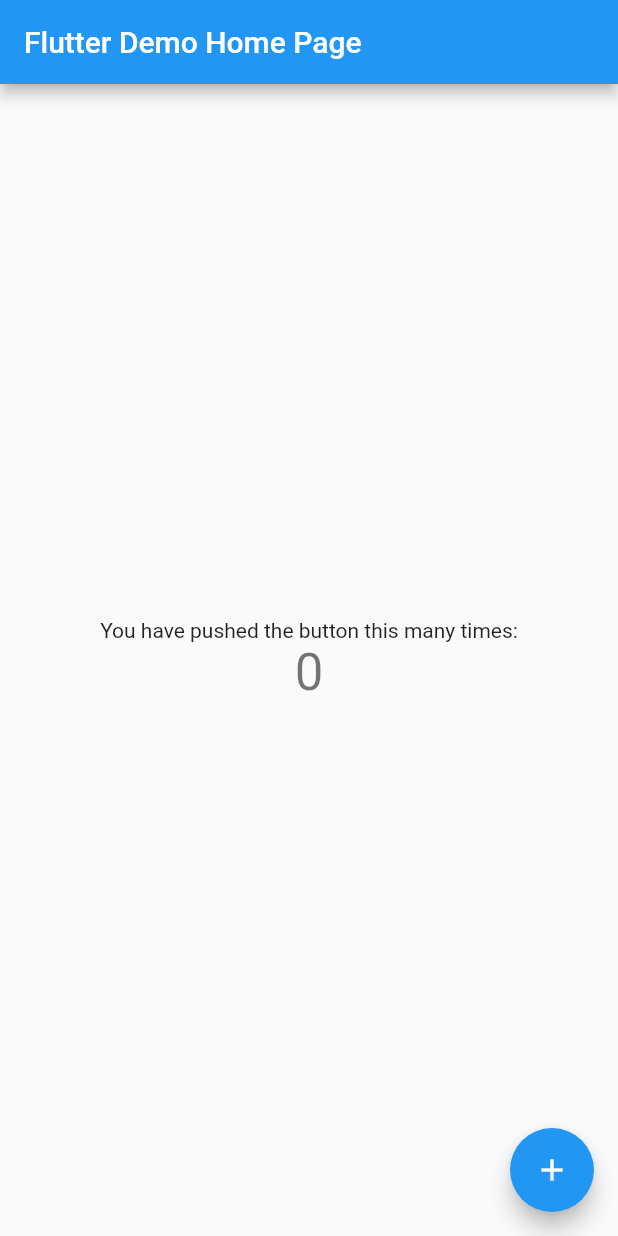
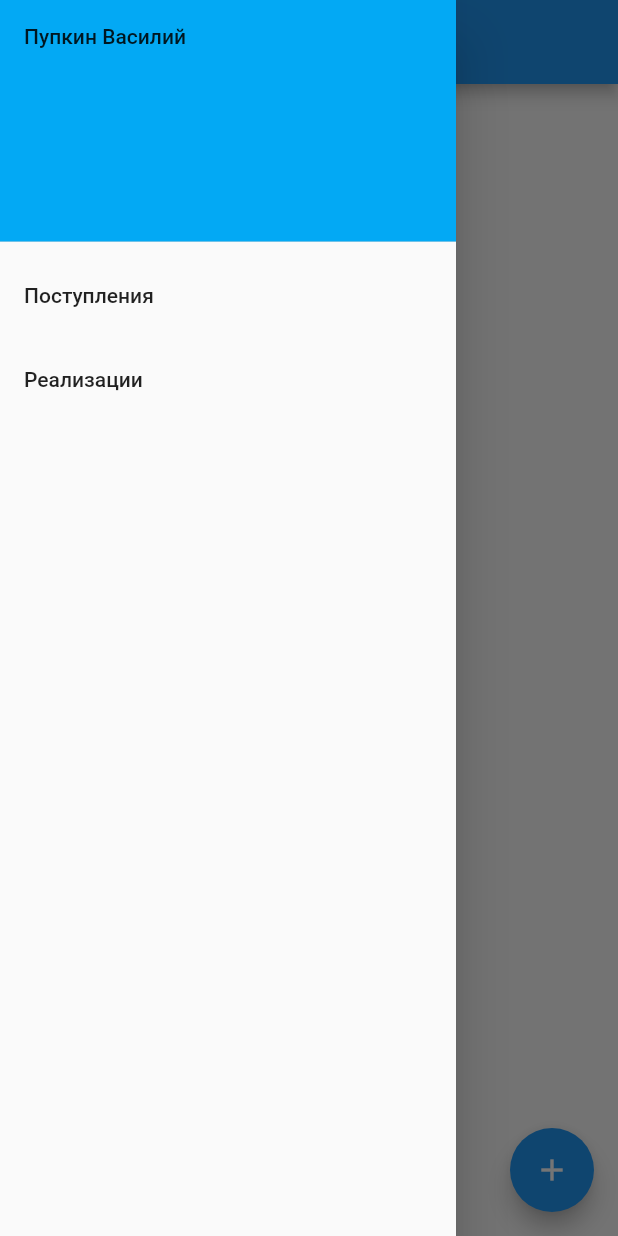
Before and after one commit to gofrom/order, a Flutter app: the screen it shows after launch, with the side drawer open (before the commit the screen has no drawer), on a phone screen of 412 x 824 dp. Run offline on Flutter 3.47's test engine with Material 2 defaults, Android fonts, the phone set to English and light mode, and no system bars.

Commit message:
Начало большого пути

```diff
--- a/lib/main.dart
+++ b/lib/main.dart
@@ -7,7 +7,7 @@ class MyApp extends StatelessWidget {
   @override
   Widget build(BuildContext context) {
     return new MaterialApp(
-      title: 'Flutter Demo',
+      title: 'Человек Кладовщик',
       theme: new ThemeData(
         // This is the theme of your application.
         //
@@ -19,13 +19,13 @@ class MyApp extends StatelessWidget {
         // counter didn't reset back to zero; the application is not restarted.
         primarySwatch: Colors.blue,
       ),
-      home: new MyHomePage(title: 'Flutter Demo Home Page'),
+      home: new MainPage(title: 'Склад'),
     );
   }
 }
 
-class MyHomePage extends StatefulWidget {
-  MyHomePage({Key key, this.title}) : super(key: key);
+class MainPage extends StatefulWidget {
+  MainPage({Key key, this.title}) : super(key: key);
 
   // This widget is the home page of your application. It is stateful, meaning
   // that it has a State object (defined below) that contains fields that affect
@@ -39,10 +39,10 @@ class MyHomePage extends StatefulWidget {
   final String title;
 
   @override
-  _MyHomePageState createState() => new _MyHomePageState();
+  _MainPageState createState() => new _MainPageState();
 }
 
-class _MyHomePageState extends State<MyHomePage> {
+class _MainPageState extends State<MainPage> {
   int _counter = 0;
 
   void _incrementCounter() {
@@ -65,6 +65,34 @@ class _MyHomePageState extends State<MyHomePage> {
     // fast, so that you can just rebuild anything that needs updating rather
     // than having to individually change instances of widgets.
     return new Scaffold(
+      drawer: Drawer(
+          child: ListView(
+            padding: EdgeInsets.zero,
+            children: <Widget>[
+              DrawerHeader(
+                child: Text('Пупкин Василий'),
+                decoration: BoxDecoration(
+                  color: Colors.lightBlue
+                ),
+              ),
+              ListTile(
+                title: Text('Поступления'),
+                onTap: () {
+                  Navigator.push(
+                      context,
+                      MaterialPageRoute(builder: (context) => InputPage())
+                  );
+                },
+              ),
+              ListTile(
+                title: Text('Реализации'),
+                onTap: () {
+                  Navigator.pop(context);
+                },
+              )
+            ],
+          ),
+      ),
       appBar: new AppBar(
         // Here we take the value from the MyHomePage object that was created by
         // the App.build method, and use it to set our appbar title.
@@ -90,7 +118,7 @@ class _MyHomePageState extends State<MyHomePage> {
           mainAxisAlignment: MainAxisAlignment.center,
           children: <Widget>[
             new Text(
-              'You have pushed the button this many times:',
+              'Нажми на кнопку:',
             ),
             new Text(
               '$_counter',
@@ -101,9 +129,31 @@ class _MyHomePageState extends State<MyHomePage> {
       ),
       floatingActionButton: new FloatingActionButton(
         onPressed: _incrementCounter,
-        tooltip: 'Increment',
+        tooltip: '+ 1',
         child: new Icon(Icons.add),
       ), // This trailing comma makes auto-formatting nicer for build methods.
     );
   }
 }
+
+class InputPage extends StatefulWidget {
+  InputPage({Key key, this.title}) : super(key: key);
+
+  final String title;
+
+  @override
+  _InputPageState createState() => new _InputPageState();
+
+}
+
+class _InputPageState extends State<InputPage> {
+
+  @override
+  Widget build(BuildContext context) {
+   return new Scaffold(
+     appBar: new AppBar(
+       title: new Text('Поступления'),
+     ),
+   );
+  }
+}
```
